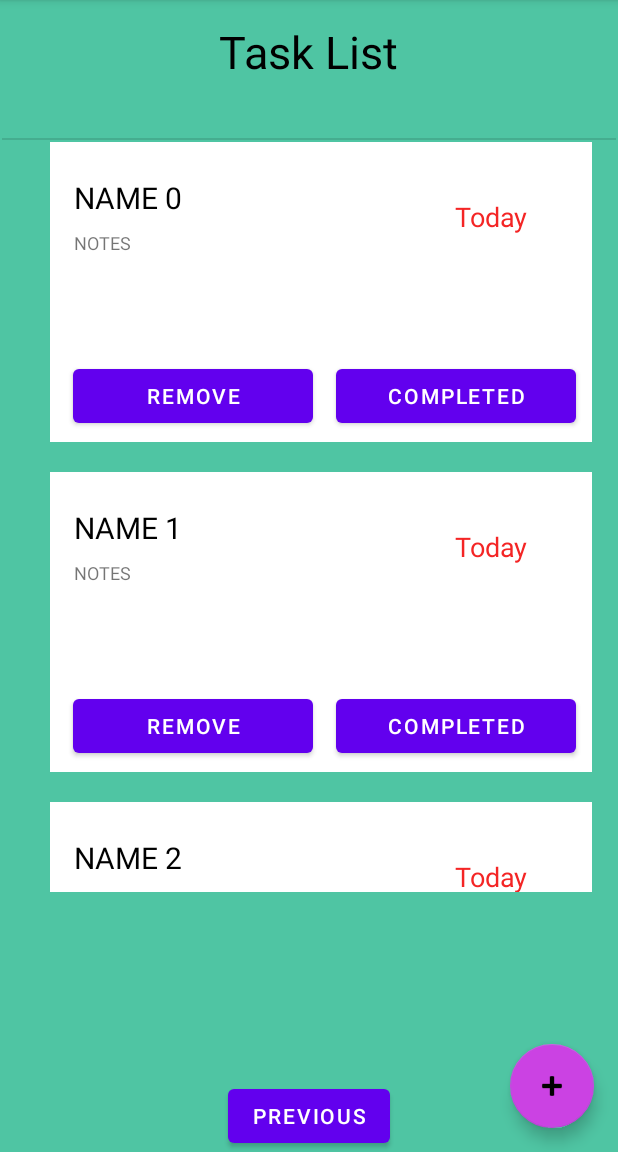
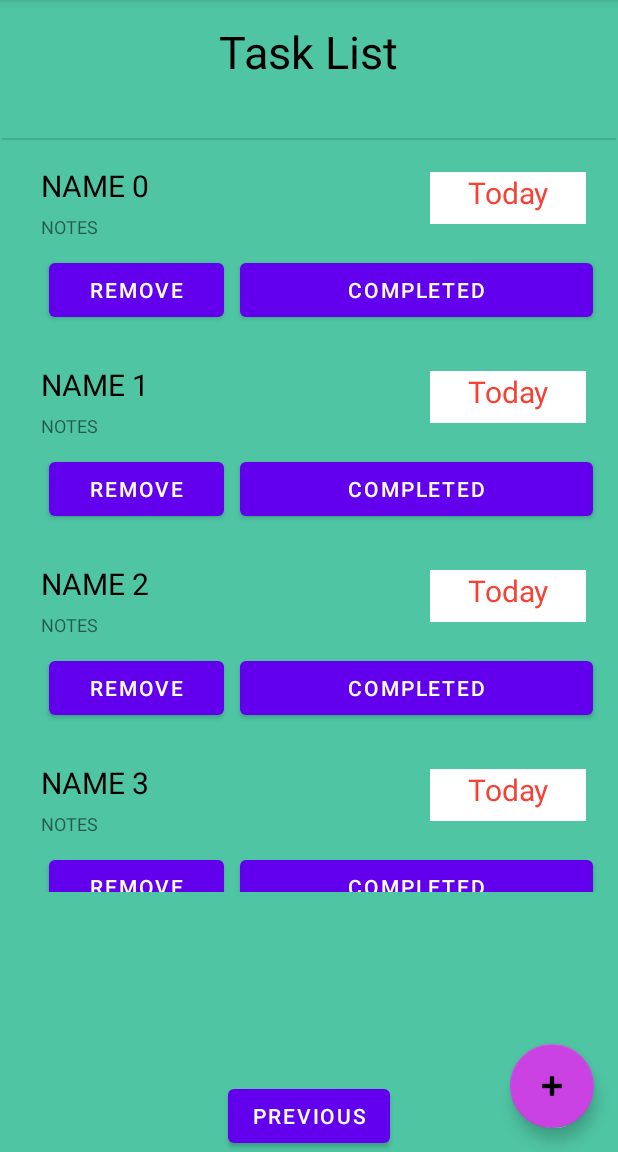
Before and after one commit to MrYee4/HabTracker2.0, an Android app: the viewTasks screen opened directly, with no data from a screen before it, on a phone screen of 412 x 824 dp, the part 84-1236 px from its top. Run offline under Robolectric (Android 15) with nearby library versions, the phone set to English and light mode, and no system bars.

Commit message:
-Reformatted

```diff
--- a/app/build.gradle
+++ b/app/build.gradle
@@ -9,7 +9,7 @@ android {
     defaultConfig {
         multiDexEnabled true
         applicationId "com.example.habtracker20"
-        minSdkVersion 16
+        minSdkVersion 26
         targetSdkVersion 30
         versionCode 1
         versionName "1.0"
--- a/app/src/main/AndroidManifest.xml
+++ b/app/src/main/AndroidManifest.xml
@@ -12,7 +12,7 @@
         android:theme="@style/Theme.HabTracker20">
         <activity android:name=".viewTasks" />
         <activity android:name=".CreateTask" />
-        <activity android:name=".CalendarDisplay" />
+        <activity android:name=".CalendarActivity" />
         <activity
             android:name=".MainActivity"
             android:label="@string/app_name"
--- a/app/src/main/java/com/example/habtracker20/CreateTask.java
+++ b/app/src/main/java/com/example/habtracker20/CreateTask.java
@@ -17,14 +17,10 @@ import java.util.ArrayList;
 import java.util.Calendar;
 
 public class CreateTask extends AppCompatActivity implements DatePickerDialog.OnDateSetListener, TimePickerDialog.OnTimeSetListener {
-
     public String strh;
-
     public String datahab;
-
+    private ArrayList<Task> coso;
     EditText nmofhabit;
-
-    private ArrayList<Task> coso;
 
     int day = 0;
     int month = 0;
--- a/app/src/main/java/com/example/habtracker20/DoesAdapter.java
+++ b/app/src/main/java/com/example/habtracker20/DoesAdapter.java
@@ -91,8 +91,8 @@ public class DoesAdapter extends RecyclerView.Adapter<DoesAdapter.MyViewHolder>{
 
         public MyViewHolder(@NonNull View itemView) {
             super(itemView);
-            titledoes = (TextView) itemView.findViewById(R.id.titled);
-            descdoes = (TextView) itemView.findViewById(R.id.desd);
+            titledoes = (TextView) itemView.findViewById(R.id.taskTitle);
+            descdoes = (TextView) itemView.findViewById(R.id.taskDetails);
             datedoes = (TextView) itemView.findViewById(R.id.dated);
 
             delHab = itemView.findViewById(R.id.removehab);
--- a/app/src/main/java/com/example/habtracker20/FirstFragment.java
+++ b/app/src/main/java/com/example/habtracker20/FirstFragment.java
@@ -19,7 +19,7 @@ public class FirstFragment extends Fragment {
         // Inflate the layout for this fragment
         return inflater.inflate(R.layout.fragment_first, container, false);
     }
-
+/*
     public void onViewCreated(@NonNull View view, Bundle savedInstanceState) {
         super.onViewCreated(view, savedInstanceState);
 
@@ -30,5 +30,5 @@ public class FirstFragment extends Fragment {
                         .navigate(R.id.action_FirstFragment_to_SecondFragment);
             }
         });
-    }
+    }*/
 }
--- a/app/src/main/java/com/example/habtracker20/MainActivity.java
+++ b/app/src/main/java/com/example/habtracker20/MainActivity.java
@@ -58,7 +58,7 @@ public class MainActivity extends AppCompatActivity {
         // Button to go to Calendar
         Button button = findViewById(R.id.button_first);
         button.setOnClickListener(view -> {
-            Intent intent = new Intent (MainActivity.this, CalendarDisplay.class);
+            Intent intent = new Intent (MainActivity.this, CalendarActivity.class);
             startActivity(intent);
         });
 
--- a/app/src/main/res/layout/activity_calendar_display.xml
+++ b/app/src/main/res/layout/activity_calendar_display.xml
@@ -4,7 +4,7 @@
     xmlns:tools="http://schemas.android.com/tools"
     android:layout_width="match_parent"
     android:layout_height="match_parent"
-    tools:context=".CalendarDisplay">
+    tools:context=".CalendarActivity">
 
     <CalendarView
         android:id="@+id/calendarView"
--- a/app/src/main/res/layout/activity_view_tasks.xml
+++ b/app/src/main/res/layout/activity_view_tasks.xml
@@ -5,8 +5,7 @@
     android:layout_width="match_parent"
     android:layout_height="match_parent"
     android:background="#4FC5A3"
-    android:scrollbarSize="20dp"
-    tools:context=".SecondFragment">
+    android:scrollbarSize="20dp">
 
     <Button
         android:id="@+id/button_second"
--- a/app/src/main/res/layout/item_style.xml
+++ b/app/src/main/res/layout/item_style.xml
@@ -3,92 +3,78 @@
     xmlns:app="http://schemas.android.com/apk/res-auto"
     xmlns:tools="http://schemas.android.com/tools"
     android:layout_width="match_parent"
-    android:layout_height="200dp"
-    android:layout_marginLeft="16dp"
-    android:layout_marginRight="16dp"
-    android:layout_marginBottom="20dp"
-    android:background="#FFF"
-    android:orientation="horizontal">
-
-
-
-    <FrameLayout
-        android:layout_width="match_parent"
-        android:layout_height="match_parent">
-
+    android:layout_height="wrap_content"
+    android:layout_margin="10dp"
+    android:background="@null"
+    android:orientation="vertical">
 
     <LinearLayout
-            android:layout_width="220dp"
-            android:layout_height="93dp"
-            android:layout_marginLeft="16dp"
+        android:layout_weight="3"
+        android:layout_width="match_parent"
+        android:layout_height="match_parent"
+        android:orientation="horizontal">
+        <LinearLayout
+            android:layout_weight="1"
+            android:layout_width="match_parent"
+            android:layout_height="match_parent"
+            android:orientation="vertical">
+            <TextView
+                android:layout_weight="1"
+                android:id="@+id/taskTitle"
+                android:layout_width="match_parent"
+                android:layout_height="wrap_content"
                 android:layout_marginTop="5dp"
-            android:orientation="vertical">
-
-
+                android:text="Task Name"
+                android:textColor="@color/black"
+                android:textSize="20sp" />
             <TextView
-                android:id="@+id/titled"
-                android:layout_width="wrap_content"
+                android:layout_weight="2"
+                android:id="@+id/taskDetails"
+                android:layout_width="match_parent"
                 android:layout_height="wrap_content"
-                android:layout_marginTop="18dp"
-                android:text="Make this"
-                android:textColor="#000000"
-                android:textSize="20sp" />
-
-            <TextView
-                android:id="@+id/desd"
-                android:layout_width="wrap_content"
-                android:layout_height="wrap_content"
-                android:layout_marginTop="8dp"
-                android:text="Bbla bla bla bla"
-                android:textSize="12sp" />
+                android:layout_marginTop="5dp"
+                android:text="Details ***** ******** ***** ******** ********* ****"
+                android:textSize="12dp" />
             </LinearLayout>
-
         <LinearLayout
-            android:layout_width="wrap_content"
-            android:layout_height="wrap_content"
-            android:layout_marginLeft="270dp"
-            android:layout_marginTop="30dp"
+            android:layout_gravity="center"
+            android:layout_weight="2"
+            android:layout_width="match_parent"
+            android:layout_height="match_parent"
+            android:layout_margin="10dp"
             android:background="#FFFFFF"
             android:orientation="vertical">
-
             <TextView
                 android:id="@+id/dated"
                 android:layout_width="match_parent"
                 android:layout_height="wrap_content"
-                android:layout_gravity="center"
-                android:layout_marginTop="7dp"
                 android:gravity="center_horizontal"
-                android:text="Tomorrow"
-                android:textColor="#F42525"
-                android:textSize="18sp" />
+                android:text="Date"
+                android:textColor="@color/red"
+                android:textSize="20sp" />
         </LinearLayout>
-
+    </LinearLayout>
     <LinearLayout
+        android:layout_weight="1"
         android:layout_width="match_parent"
-            android:layout_height="50dp"
-            android:layout_marginTop="145dp"
+        android:layout_height="wrap_content"
+        android:layout_marginTop="10dp"
         android:orientation="horizontal">
-
-
         <Button
             android:id="@+id/removehab"
-                android:layout_width="160dp"
+            android:layout_weight="1"
+            android:layout_width="wrap_content"
             android:layout_height="wrap_content"
-                android:layout_marginLeft="15dp"
+            android:layout_marginLeft="5dp"
+            android:layout_marginRight="5dp"
             android:text="Remove" />
-
         <Button
             android:id="@+id/comphab"
-                android:layout_width="160dp"
+            android:layout_weight="5"
+            android:layout_width="wrap_content"
             android:layout_height="wrap_content"
-                android:layout_marginLeft="15dp"
+            android:layout_marginLeft="5dp"
+            android:layout_marginRight="5dp"
             android:text="COMPLETED" />
-
     </LinearLayout>
-
-
-    </FrameLayout>
-
-
-
 </LinearLayout>
--- a/app/src/main/res/values/colors.xml
+++ b/app/src/main/res/values/colors.xml
@@ -7,4 +7,7 @@
     <color name="teal_700">#FF018786</color>
     <color name="black">#FF000000</color>
     <color name="white">#FFFFFFFF</color>
+    <color name="grey">#888888</color>
+    <color name="red">#F44336</color>
+
 </resources>
--- a/app/src/main/res/values/strings.xml
+++ b/app/src/main/res/values/strings.xml
@@ -16,7 +16,4 @@
 
     <string name="newTask">New Habit</string>
     <string name="nameHint">Habit name</string>
-
-    <string name="apiClientID">150836755405–1jr378tvd8jrcm4539hfh5lobset2dru.apps.googleusercontent.com</string>
-    <!-- 150836755405-1jr378tvd8jrcm4539hfh5lobset2dru.apps.googleusercontent.com -->
 </resources>
--- a/app/src/main/res/values/themes.xml
+++ b/app/src/main/res/values/themes.xml
@@ -12,6 +12,7 @@
         <!-- Status bar color. -->
         <item name="android:statusBarColor" tools:targetApi="l">?attr/colorPrimaryVariant</item>
         <!-- Customize your theme here. -->
+
     </style>
 
     <style name="Theme.HabTracker20.NoActionBar">
```
Also changed, not shown: app/src/main/java/com/example/habtracker20/CalendarActivity.java (added, +146 -0 lines), app/src/main/java/com/example/habtracker20/CalendarDisplay.java (deleted, +0 -52 lines), app/src/main/java/com/example/habtracker20/SecondFragment.java (deleted, +0 -34 lines), app/src/main/res/layout/activity_calendar.xml (added, +148 -0 lines), app/src/main/res/layout/fragment_first.xml (+10 -0 lines), app/src/main/res/navigation/nav_graph.xml (+1 -14 lines). Lines whose indentation alone changed are shown as unchanged.
